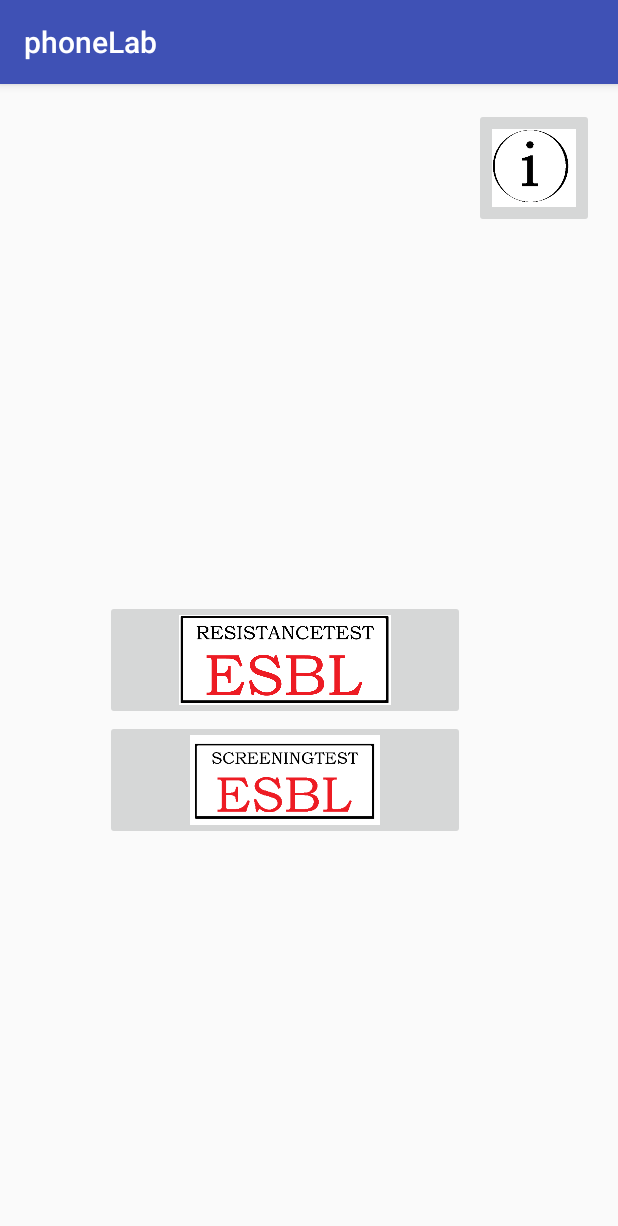
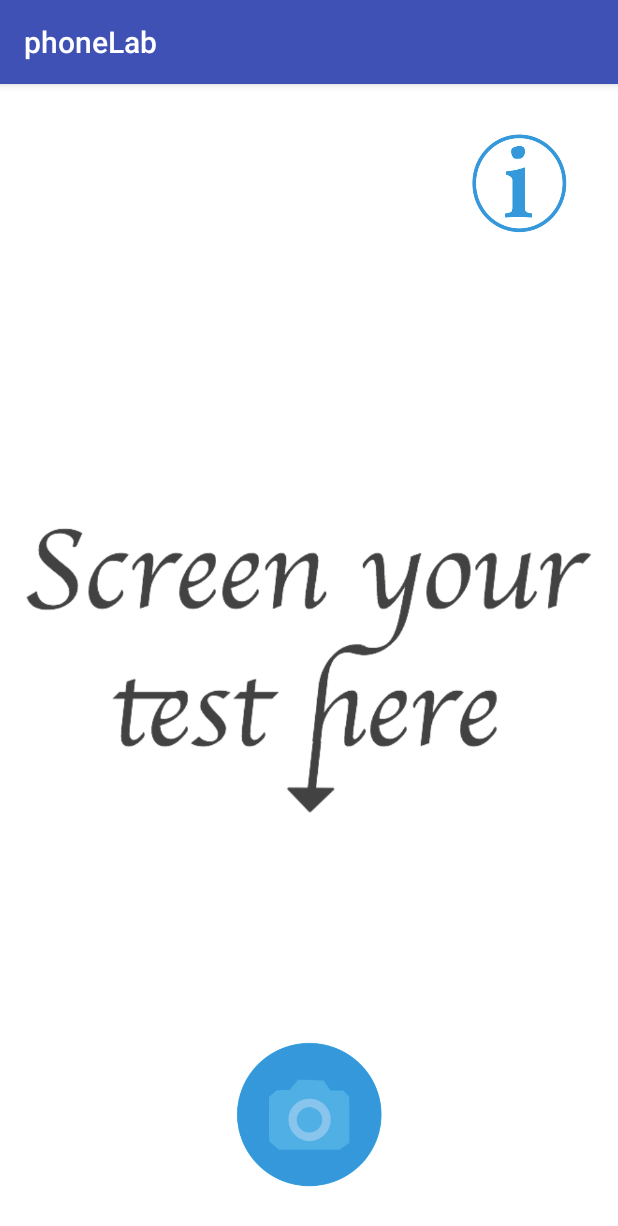
Before and after one commit to tcpaul/iGEMapp, an Android app: the screen it shows after launch (MainActivity), on a phone screen of 412 x 824 dp. Shown: the top 1226 px of the screen. Run offline under Robolectric (Android 15) with nearby library versions, the phone set to English and light mode, and no system bars.

Commit message:
camera linked, photo saved and viewed in app

```diff
--- a/app/src/main/java/com/example/edu/exigem/MainActivity.java
+++ b/app/src/main/java/com/example/edu/exigem/MainActivity.java
@@ -1,48 +1,82 @@
 package com.example.edu.exigem;
 
+import android.Manifest;
 import android.content.Intent;
-import android.graphics.Bitmap;
-import android.graphics.Color;
+import android.content.pm.PackageManager;
+import android.net.Uri;
+import android.provider.MediaStore;
+import android.support.v4.app.ActivityCompat;
+import android.support.v4.content.ContextCompat;
 import android.support.v7.app.AppCompatActivity;
 import android.os.Bundle;
-import android.app.Activity;
-import android.support.v7.view.CollapsibleActionView;
-import android.view.Menu;
-import android.view.MotionEvent;
-import android.widget.EditText;
+import android.widget.ImageButton;
 import android.widget.ImageView;
-import android.widget.TextView;
 import android.view.View;
+import java.io.File;
+import android.os.Environment;
 
 public class MainActivity extends AppCompatActivity {
-/*
-    private ImageView imageView;
-    private TextView textView;
-    private Bitmap bitmap;
 
-*/
-   // public final static String EXTRA_MESSAGE = "com.example.myfirstapp.MESSAGE";
+    private ImageButton roundcamerabutton;
+    private ImageView showpicture;
+    public Uri pictureuri;
 
     @Override
     protected void onCreate(Bundle savedInstanceState) {
         super.onCreate(savedInstanceState);
         setContentView(R.layout.activity_main);
 
+        roundcamerabutton = (ImageButton) findViewById(R.id.button_image);
+        showpicture = (ImageView) findViewById(R.id.picture);
+
+
+        /* Tilgang til kamera og lagring */
+        if (ContextCompat.checkSelfPermission(this, Manifest.permission.CAMERA) != PackageManager.PERMISSION_GRANTED) {
+            roundcamerabutton.setEnabled(false);
+            ActivityCompat.requestPermissions(this, new String[] { Manifest.permission.CAMERA, Manifest.permission.WRITE_EXTERNAL_STORAGE }, 0);
+        }
+        else{
+            roundcamerabutton.setEnabled(true);
+        }
 
     }
-    public void doTest(View view2) {
-        Intent intent = new Intent(this, DisplayTest.class);
-       // EditText editText = (EditText) findViewById(R.id.edit_message);
-       // String message = editText.getText().toString();
-        //intent.putExtra(EXTRA_MESSAGE, message);
-        startActivity(intent);
-        // Do something in response to button
+
+    /* oppretter mappe og returnerer bildene i mappen */
+    private static File makefolderandreturnpicture(){
+        File folder = new File(Environment.getExternalStoragePublicDirectory(
+                Environment.DIRECTORY_PICTURES), "phoneLab");
+
+        return new File(folder.getPath() + File.separator + ".jpg");
     }
+
+    /* tar bilde og lager uri */
+    public void takepicture(View view) {
+        Intent opencamera = new Intent(MediaStore.ACTION_IMAGE_CAPTURE);
+        pictureuri = Uri.fromFile(makefolderandreturnpicture());
+        opencamera.putExtra(MediaStore.EXTRA_OUTPUT, pictureuri);
+        startActivityForResult(opencamera, 100);
+    }
+
+    /* viser bilde*/
+    @Override
+    protected void onActivityResult(int requestCode, int resultCode, Intent data) {
+
+        View a = findViewById(R.id.info);
+        a.setVisibility(View.GONE);
+        View b = findViewById(R.id.button_image);
+        b.setVisibility(View.GONE);
+        View c = findViewById(R.id.text);
+        c.setVisibility(View.GONE);
+
+        if (requestCode == 100) {
+            if (resultCode == RESULT_OK) {
+                showpicture.setImageURI(pictureuri);
+            }
+        }
+    }
+
     public void info(View view2) {
-
-        Intent intent = new Intent(this, FullscreenActivity.class);
-
-        startActivity(intent);
-
+        Intent infopage = new Intent(this, FullscreenActivity.class);
+        startActivity(infopage);
     }
 }
--- a/app/src/main/res/layout/activity_main.xml
+++ b/app/src/main/res/layout/activity_main.xml
@@ -8,9 +8,10 @@
     android:paddingRight="@dimen/activity_horizontal_margin"
     android:paddingTop="@dimen/activity_vertical_margin"
     android:paddingBottom="@dimen/activity_vertical_margin"
-    tools:context="com.example.edu.exigem.MainActivity">
+    tools:context="com.example.edu.exigem.MainActivity"
+    android:background="@android:color/white">
 
-
+    <!--
        <EditText
            android:layout_width="wrap_content"
            android:layout_height="wrap_content"
@@ -24,29 +25,38 @@
      <ImageButton
            android:src="@drawable/testa"
            android:scaleType="fitCenter"
-        android:layout_centerVertical="true"
-        android:layout_alignParentLeft="true"
-        android:layout_alignParentStart="true"
-        android:layout_marginLeft="324dp"
-        android:layout_marginStart="54dp"
            android:layout_width="240dp"
            android:layout_height="80dp"
            android:id="@+id/imageButton"
            android:clickable="true"
-        android:onClick="doTest"/>
+           android:onClick="doTest"
+           android:background="@null"
+           android:layout_above="@+id/editText"
+           android:layout_centerHorizontal="true" />-->
 
     <ImageButton
-        android:src="@drawable/info"
-        android:scaleType="centerInside"
-        android:layout_width="80dp"
-        android:layout_height="80dp"
-        android:id="@+id/imageButton2"
+        android:src="@drawable/rundinfo"
+        android:layout_width="70dp"
+        android:layout_height="70dp"
+        android:layout_margin="15dp"
+        android:scaleType="fitCenter"
+        android:id="@+id/info"
+        android:clickable="true"
+        android:onClick="info"
+        android:background="@null"
         android:layout_alignParentTop="true"
         android:layout_alignParentRight="true"
-        android:layout_alignParentEnd="true"
-        android:clickable="true"
-        android:onClick="info"/>
+        android:layout_alignParentEnd="true" />
 
+    <ImageView
+        android:src="@drawable/textone"
+        android:id="@+id/text"
+        android:layout_width="wrap_content"
+        android:layout_height="wrap_content"
+        android:layout_centerVertical="true"
+        android:layout_alignParentLeft="true"
+        android:layout_alignParentStart="true" />
+<!--
     <ImageButton
         android:src="@drawable/screeningsknapp_app"
         android:scaleType="fitCenter"
@@ -54,6 +64,30 @@
         android:layout_height="80dp"
         android:id="@+id/imageButton3"
         android:layout_below="@+id/imageButton"
+        android:background="@null"
         android:layout_alignLeft="@+id/imageButton"
-        android:layout_alignStart="@+id/imageButton" />
+        android:layout_alignStart="@+id/imageButton"
+        android:layout_alignRight="@+id/imageButton"
+        android:layout_alignEnd="@+id/imageButton" />-->
+
+
+    <ImageView
+        android:id="@+id/picture"
+        android:layout_width="wrap_content"
+        android:layout_height="wrap_content"
+        android:layout_centerHorizontal="true"
+        android:layout_above="@+id/button_image"/>
+
+    <ImageButton
+        android:src="@drawable/camerabutton"
+        android:id="@+id/button_image"
+        android:layout_width="100dp"
+        android:layout_height="100dp"
+        android:scaleType="fitCenter"
+        android:onClick="takepicture"
+        android:background="@null"
+        android:layout_margin="15dp"
+        android:layout_alignParentBottom="true"
+        android:layout_centerHorizontal="true" />
+
 </RelativeLayout>
```
Also changed, not shown: app/src/main/AndroidManifest.xml (+6 -2 lines), app/src/main/java/com/example/edu/exigem/DisplayTest.java (+21 -14 lines), app/src/main/res/layout/activity_display_test.xml (+8 -1 lines), app/src/main/res/drawable/camerabutton.png (added), app/src/main/res/drawable/infoi.png (added), app/src/main/res/drawable/rundinfo.png (added), app/src/main/res/drawable/text.png (added), app/src/main/res/drawable/textone.png (added), 5 other files. Lines whose indentation alone changed are shown as unchanged.
